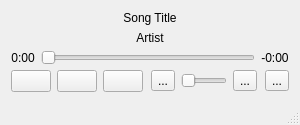
Qt form PiTCH/PiTCHWindow.ui (dgraves/iTCH) before a commit.
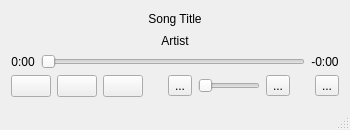
The same form after that commit.

Commit message:
Updated signal/slot connection for name change
Updated signal/slot connection for minVolumeButton and maxVolumeButton to reflect name changes from fullVolumeButton and muteButton; needed to update for slot name changes:
  fullVoumeButtonClicked -> maxVolumeButtonClicked
  muteButtonClicked -> minVolumeButtonClicked
Increased minimum size values to better fit "wide" artist/album label names

```diff
--- a/PiTCH/PiTCHWindow.ui
+++ b/PiTCH/PiTCHWindow.ui
@@ -6,8 +6,8 @@
    <rect>
     <x>0</x>
     <y>0</y>
-    <width>300</width>
-    <height>125</height>
+    <width>350</width>
+    <height>130</height>
    </rect>
   </property>
   <property name="sizePolicy">
@@ -18,8 +18,8 @@
   </property>
   <property name="minimumSize">
    <size>
-    <width>300</width>
-    <height>125</height>
+    <width>350</width>
+    <height>130</height>
    </size>
   </property>
   <property name="windowTitle">
```
Left out of the diff: 8 changed lines with no effect on the pictures.
